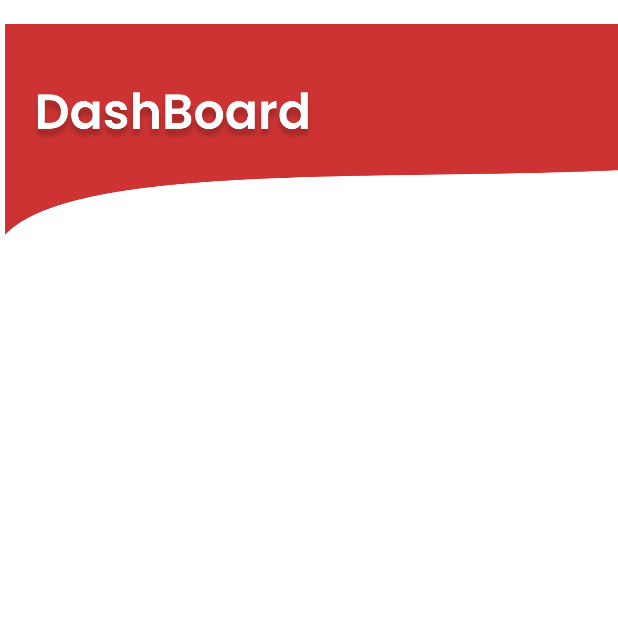
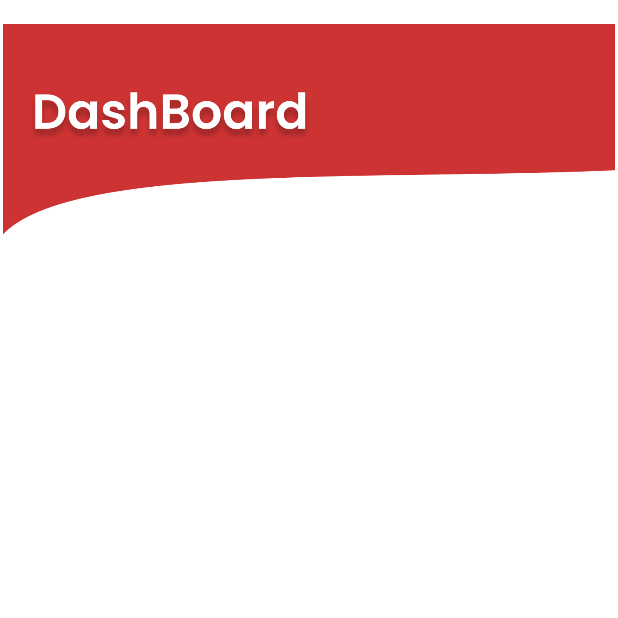
Before and after one commit to KaranRajpara1/GearUp, an Android app: the DashboardFragment screen opened directly, with no data from a screen before it, on a phone screen of 412 x 824 dp, the top half of it. Run offline under Robolectric (Android 15) with nearby library versions, the phone set to English and light mode, and no system bars; 3 statements that could not run were skipped.

Commit message:
changes minor 1

```diff
--- a/app/src/main/res/layout/fragment_dashboard.xml
+++ b/app/src/main/res/layout/fragment_dashboard.xml
@@ -24,7 +24,7 @@
 
     <ImageView
         android:id="@+id/dashboard_title"
-        android:layout_width="415dp"
+        android:layout_width="match_parent"
         android:layout_height="160dp"
         android:layout_marginBottom="-16dp"
         android:src="@drawable/student_dashboard"
```
